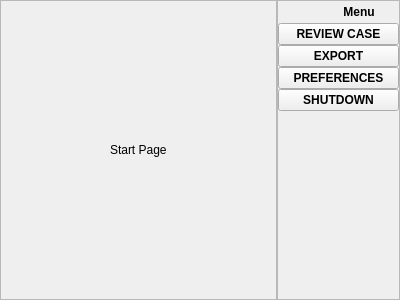
laszlo-avotra-tips/layout, file flipVerticalLayout/formstart.ui: the form before one commit.
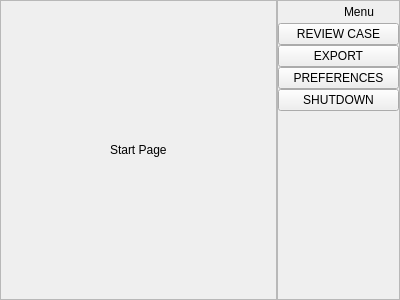
The form after the commit.

```diff
--- a/flipVerticalLayout/formstart.ui
+++ b/flipVerticalLayout/formstart.ui
@@ -93,10 +93,7 @@
       </size>
      </property>
      <property name="styleSheet">
-      <string notr="true">QPushButton{
-font: bold 12px;
-qproperty-flat: true;
-}</string>
+      <string notr="true"/>
      </property>
      <property name="frameShape">
       <enum>QFrame::StyledPanel</enum>
```
